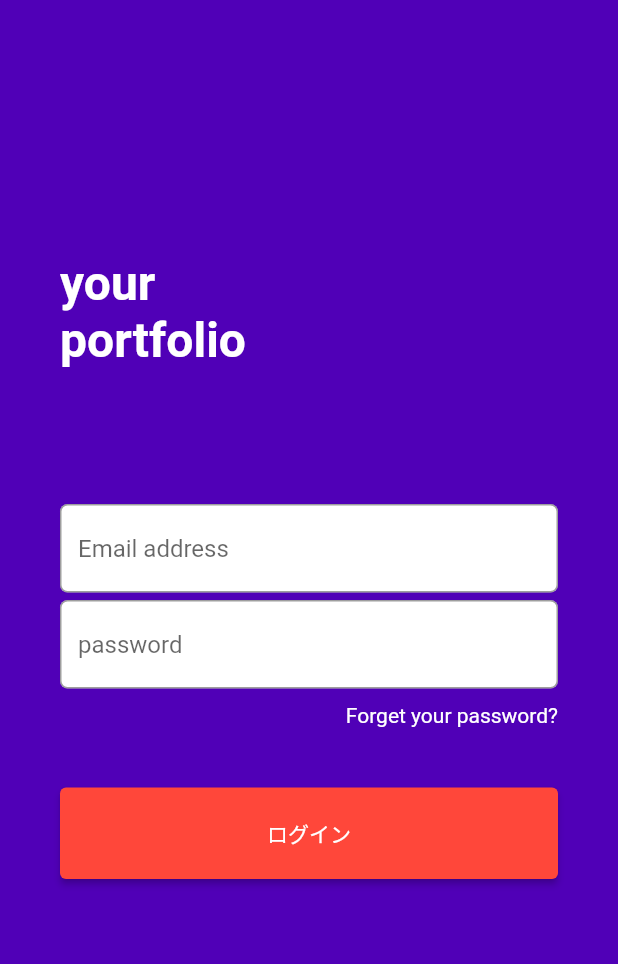
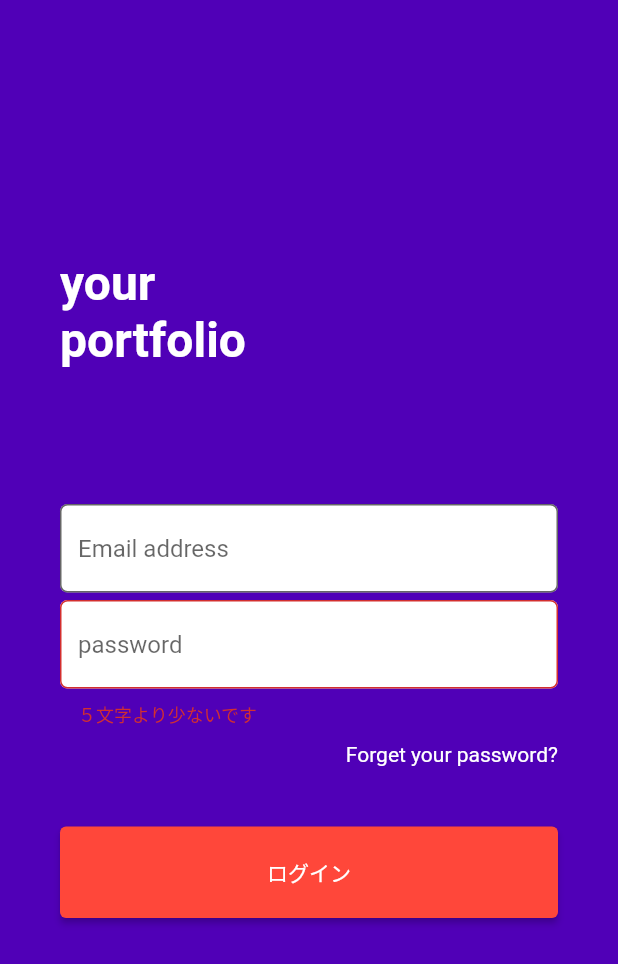
Before and after one commit to HayatoNabetani/mht-engneer-Commu-task, a Flutter app: the screen it shows after launch, after a tap on "ログイン", on a phone screen of 412 x 824 dp. Shown: the top 964 px of the screen. Run offline on Flutter 3.47's test engine with Material 2 defaults, Android fonts, the phone set to English and light mode, and no system bars.

Commit message:
Formで囲ってvalidationのことも考慮しました。

```diff
--- a/task1/lib/main.dart
+++ b/task1/lib/main.dart
@@ -39,14 +39,16 @@ class HexColor extends Color {
 }
 
 class _MyHomePageState extends State<MyHomePage> {
-
+  final _formKey = GlobalKey<FormState>();
   @override
   Widget build(BuildContext context) {
     final double deviceHeight = MediaQuery.of(context).size.height;
     final double deviceWidth = MediaQuery.of(context).size.width;
     return Scaffold(
       backgroundColor: HexColor("#5000B7"),
-      body: Padding(
+      body: Form(
+        key:_formKey,
+        child:Padding(
           padding: EdgeInsets.fromLTRB(40, 150, 40, 10),
           child: Column(
             children: <Widget>[
@@ -66,7 +68,6 @@ class _MyHomePageState extends State<MyHomePage> {
               Container(
                 margin: const EdgeInsets.fromLTRB(0, 10, 0, 0),
                 decoration: BoxDecoration(
-                color: Colors.white,
                   borderRadius: BorderRadius.circular(5),
                 ),
                 child: TextFormField(
@@ -78,6 +79,8 @@ class _MyHomePageState extends State<MyHomePage> {
                     color: Colors.black,
                   ),
                   decoration: InputDecoration(
+                    fillColor: Colors.white,
+                    filled: true,
                     hintText: 'Email address',
                     border: OutlineInputBorder(
                       borderRadius: BorderRadius.circular(5),
@@ -89,7 +92,6 @@ class _MyHomePageState extends State<MyHomePage> {
               Container(
                 margin: const EdgeInsets.fromLTRB(0, 5, 0, 10),
                 decoration: BoxDecoration(
-                color: Colors.white,
                   borderRadius: BorderRadius.circular(5),
                 ),
                 child: TextFormField(
@@ -101,11 +103,20 @@ class _MyHomePageState extends State<MyHomePage> {
                     color: Colors.black,
                   ),
                   decoration: InputDecoration(
+                    fillColor: Colors.white,
+                    filled: true,
                     hintText: 'password',
                     border: OutlineInputBorder(
                       borderRadius: BorderRadius.circular(5),
                     ),
                   ),
+                  validator: (value) {
+                    // TODO: ここで取得したtextを使う
+                    if (value == null || value.length < 5) {
+                      return '５文字より少ないです';
+                    }
+                    return null;
+                  },
                 )
               ),
 
@@ -138,7 +149,7 @@ class _MyHomePageState extends State<MyHomePage> {
                     ),
                   ),
                   onPressed: () {
-                  // TODO: ここにフォーカスするためのコードを書く
+                    _formKey.currentState!.validate();
                   },
                 )
               ),
@@ -146,6 +157,7 @@ class _MyHomePageState extends State<MyHomePage> {
             ]
           ),
         )
+      )
     );
   }
 }
```
Lines whose indentation alone changed are shown as unchanged.
